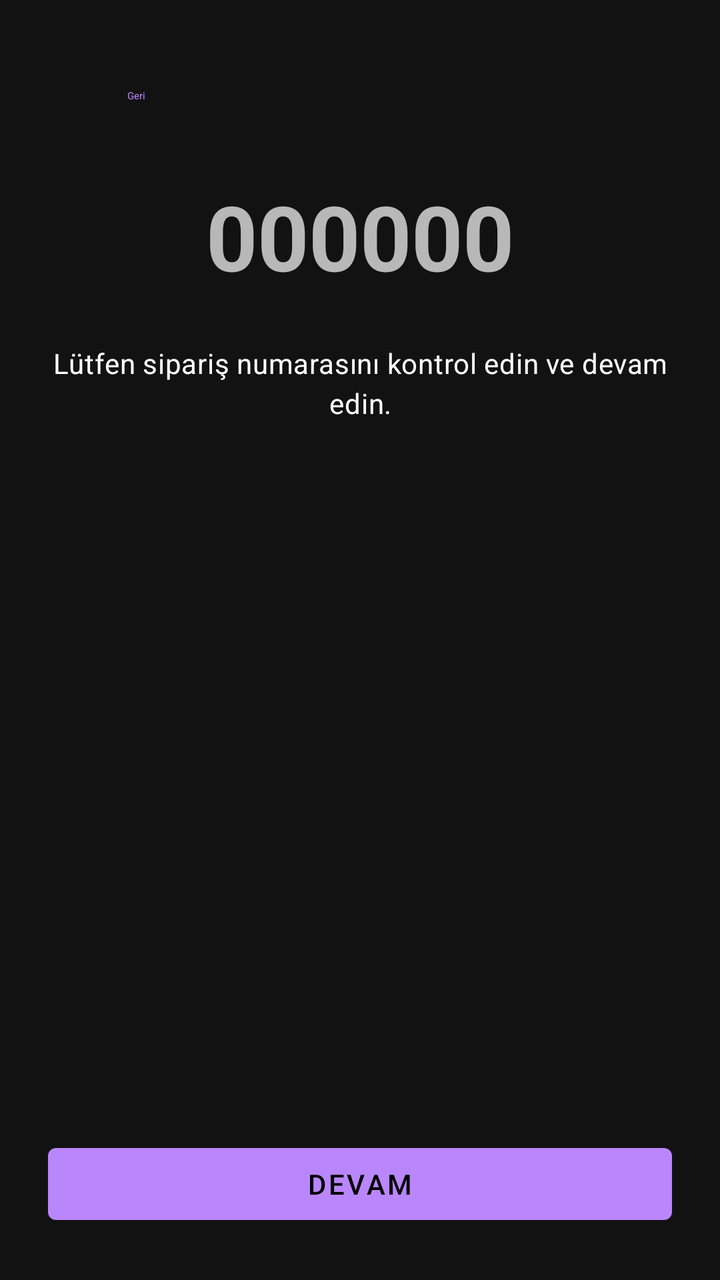
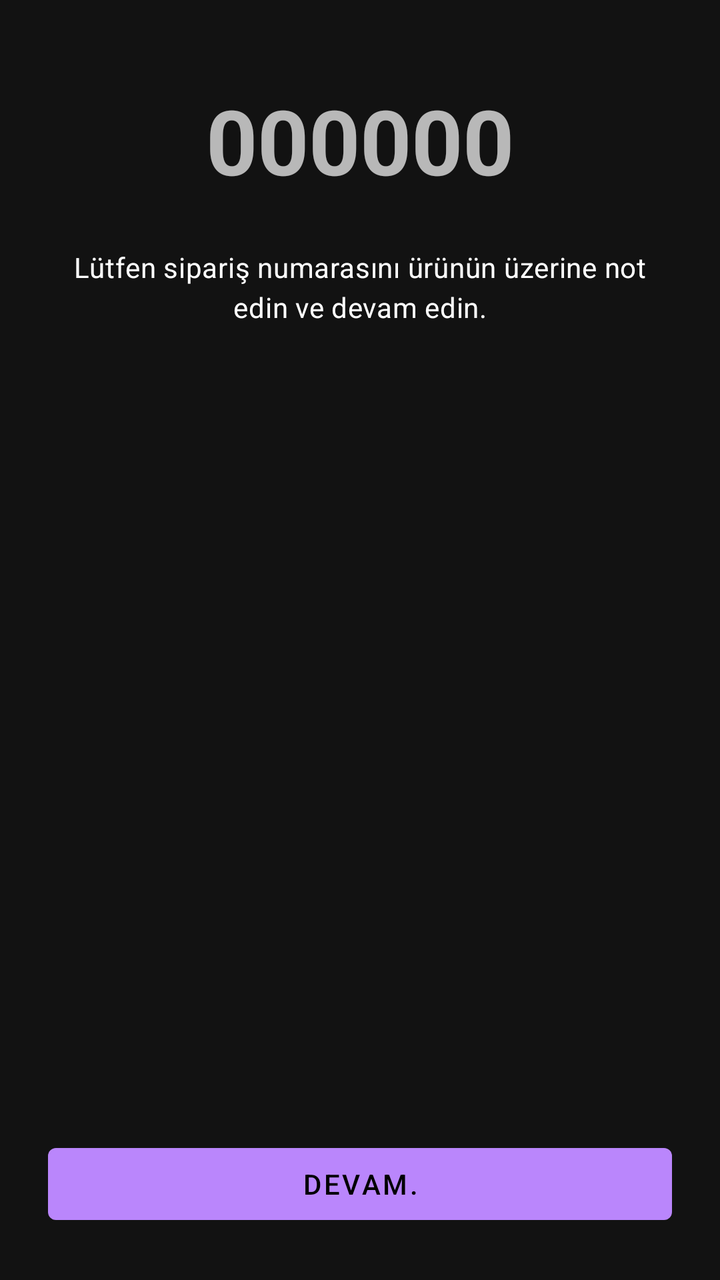

An Android layout rendered at two revisions. The XML below is the earlier revision; the diff shows what the commit changed to produce the second picture.
<!-- AndroidManifest.xml: application theme Theme.MaterialComponents.NoActionBar -->
<!-- res/layout/activity_order_preparation.xml -->
<?xml version="1.0" encoding="utf-8"?>
<androidx.constraintlayout.widget.ConstraintLayout
    xmlns:android="http://schemas.android.com/apk/res/android"
    xmlns:app="http://schemas.android.com/apk/res-auto"
    android:id="@+id/root"
    android:layout_width="match_parent"
    android:layout_height="match_parent"
    android:padding="24dp"
    android:fitsSystemWindows="true">

    
    <com.google.android.material.button.MaterialButton
        android:id="@+id/btnBack"
        style="@style/Widget.Material3.Button.TextButton"
        android:layout_width="wrap_content"
        android:layout_height="wrap_content"
        android:text="Geri"
        android:textAllCaps="false"
        app:layout_constraintStart_toStartOf="parent"
        app:layout_constraintTop_toTopOf="parent" />

    
    <com.google.android.material.textview.MaterialTextView
        android:id="@+id/tvOrderNumber"
        android:layout_width="0dp"
        android:layout_height="wrap_content"
        android:gravity="center"
        android:padding="16dp"
        android:text="000000"
        android:textStyle="bold"
        android:textAppearance="@style/TextAppearance.Material3.DisplayMedium"
        app:layout_constraintTop_toBottomOf="@id/btnBack"
        app:layout_constraintStart_toStartOf="parent"
        app:layout_constraintEnd_toEndOf="parent" />

    
    <com.google.android.material.textview.MaterialTextView
        android:id="@+id/tvDescription"
        android:layout_width="0dp"
        android:layout_height="wrap_content"
        android:gravity="center"
        android:paddingTop="8dp"
        android:paddingBottom="24dp"
        android:text="Lütfen sipariş numarasını kontrol edin ve devam edin."
        android:textAppearance="@style/TextAppearance.Material3.BodyMedium"
        app:layout_constraintTop_toBottomOf="@id/tvOrderNumber"
        app:layout_constraintStart_toStartOf="parent"
        app:layout_constraintEnd_toEndOf="parent"
        app:layout_goneMarginBottom="16dp" />

    
    <com.google.android.material.button.MaterialButton
        android:id="@+id/btnContinue"
        android:layout_width="0dp"
        android:layout_height="wrap_content"
        android:text="Devam"
        app:layout_constraintStart_toStartOf="parent"
        app:layout_constraintEnd_toEndOf="parent"
        app:layout_constraintBottom_toBottomOf="parent" />

</androidx.constraintlayout.widget.ConstraintLayout>
<!-- resources referenced by this layout -->
<resources>

</resources>

<!-- the commit's change to res/layout/activity_order_preparation.xml (unified diff, before → after) -->
@@ -8,16 +8,6 @@
     android:padding="24dp"
     android:fitsSystemWindows="true">
 
-    
-    <com.google.android.material.button.MaterialButton
-        android:id="@+id/btnBack"
-        style="@style/Widget.Material3.Button.TextButton"
-        android:layout_width="wrap_content"
-        android:layout_height="wrap_content"
-        android:text="Geri"
-        android:textAllCaps="false"
-        app:layout_constraintStart_toStartOf="parent"
-        app:layout_constraintTop_toTopOf="parent" />
 
     
     <com.google.android.material.textview.MaterialTextView
@@ -29,7 +19,6 @@
         android:text="000000"
         android:textStyle="bold"
         android:textAppearance="@style/TextAppearance.Material3.DisplayMedium"
-        app:layout_constraintTop_toBottomOf="@id/btnBack"
         app:layout_constraintStart_toStartOf="parent"
         app:layout_constraintEnd_toEndOf="parent" />
 
@@ -41,7 +30,7 @@
         android:gravity="center"
         android:paddingTop="8dp"
         android:paddingBottom="24dp"
-        android:text="Lütfen sipariş numarasını kontrol edin ve devam edin."
+        android:text="@string/order_number_note"
         android:textAppearance="@style/TextAppearance.Material3.BodyMedium"
         app:layout_constraintTop_toBottomOf="@id/tvOrderNumber"
         app:layout_constraintStart_toStartOf="parent"
@@ -53,7 +42,7 @@
         android:id="@+id/btnContinue"
         android:layout_width="0dp"
         android:layout_height="wrap_content"
-        android:text="Devam"
+        android:text="@string/order_number_continue"
         app:layout_constraintStart_toStartOf="parent"
         app:layout_constraintEnd_toEndOf="parent"
         app:layout_constraintBottom_toBottomOf="parent" />
<!-- resource entries referenced after the edit -->
@@ -1,5 +1,6 @@
 <!-- resources referenced by this layout -->
 <resources>
-
+  <string name="order_number_continue">Devam.</string>
+  <string name="order_number_note">Lütfen sipariş numarasını ürünün üzerine not edin ve devam edin.</string>
 </resources>
 
